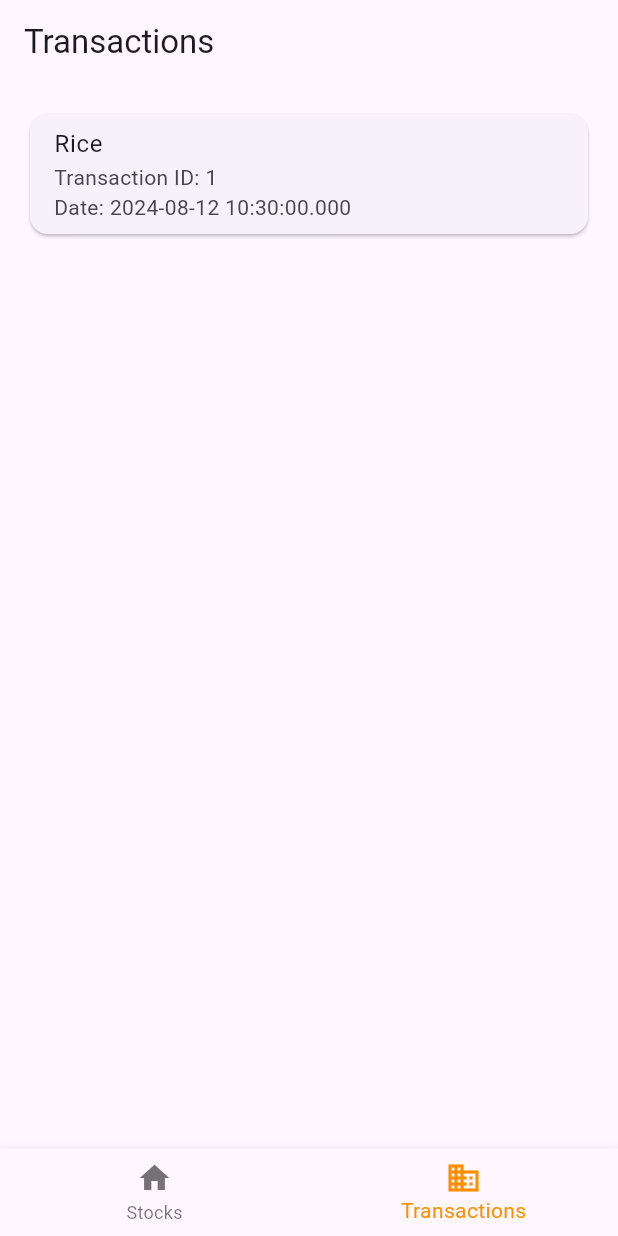
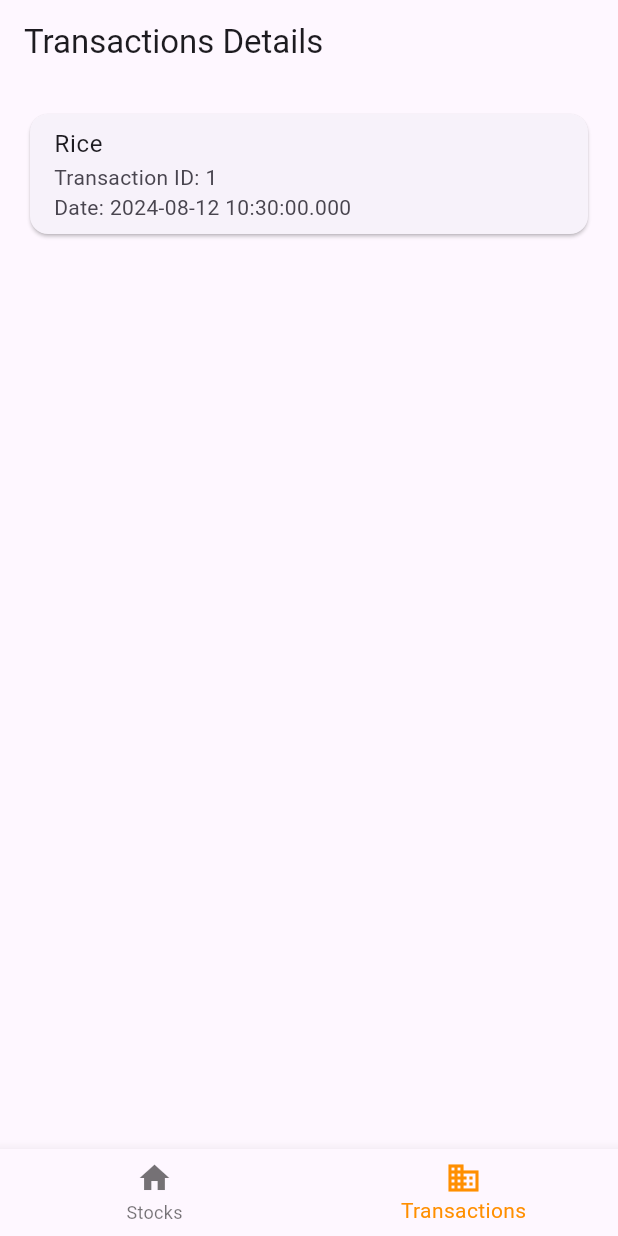
Before and after one commit to Thirumurugan-12/agriparency, a Flutter app: the screen it shows after launch, item 2 of the bottom bar chosen, on a phone screen of 412 x 824 dp. Run offline on Flutter 3.47's test engine with Material 3 defaults, Android fonts, the phone set to English and light mode, and no system bars.

```diff
--- a/lib/screens/transactions.dart
+++ b/lib/screens/transactions.dart
@@ -18,7 +18,7 @@ class TransactionPage extends StatelessWidget {
   Widget build(BuildContext context) {
     return Scaffold(
       appBar: AppBar(
-        title: Text('Transactions'),
+        title: Text('Transactions Details'),
       ),
       body: Container(
         padding: EdgeInsets.all(16),
```
